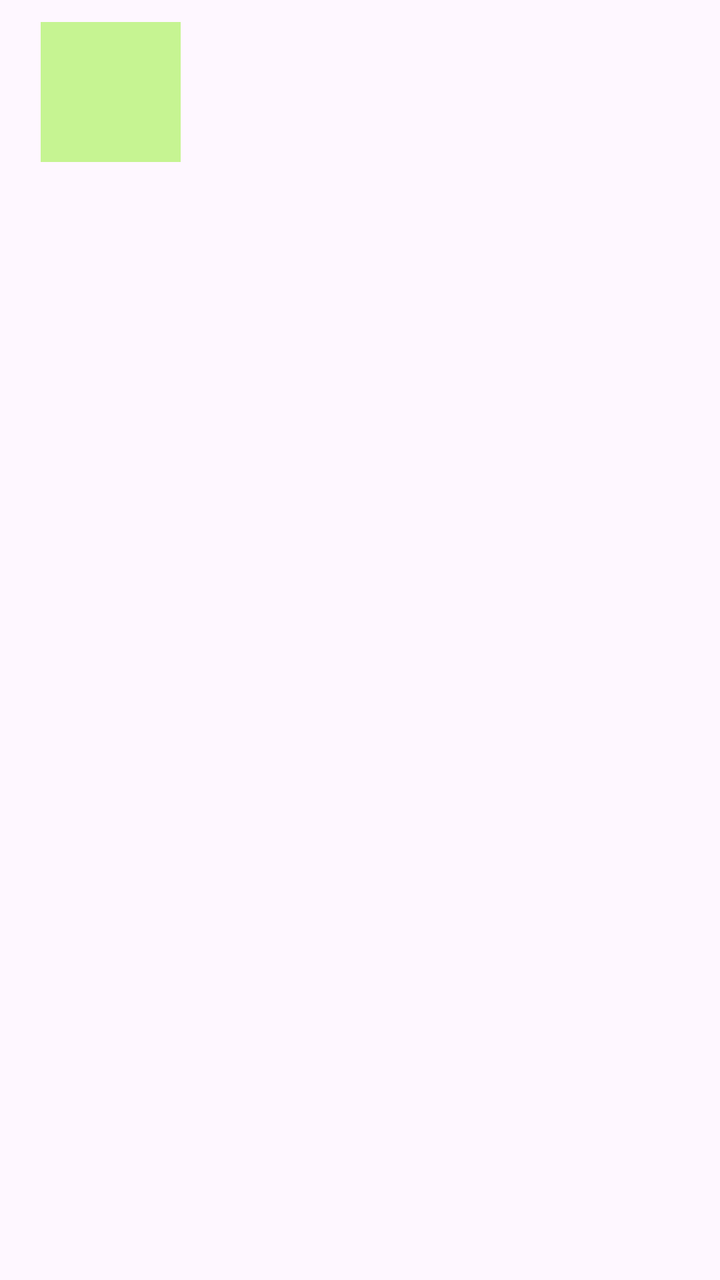
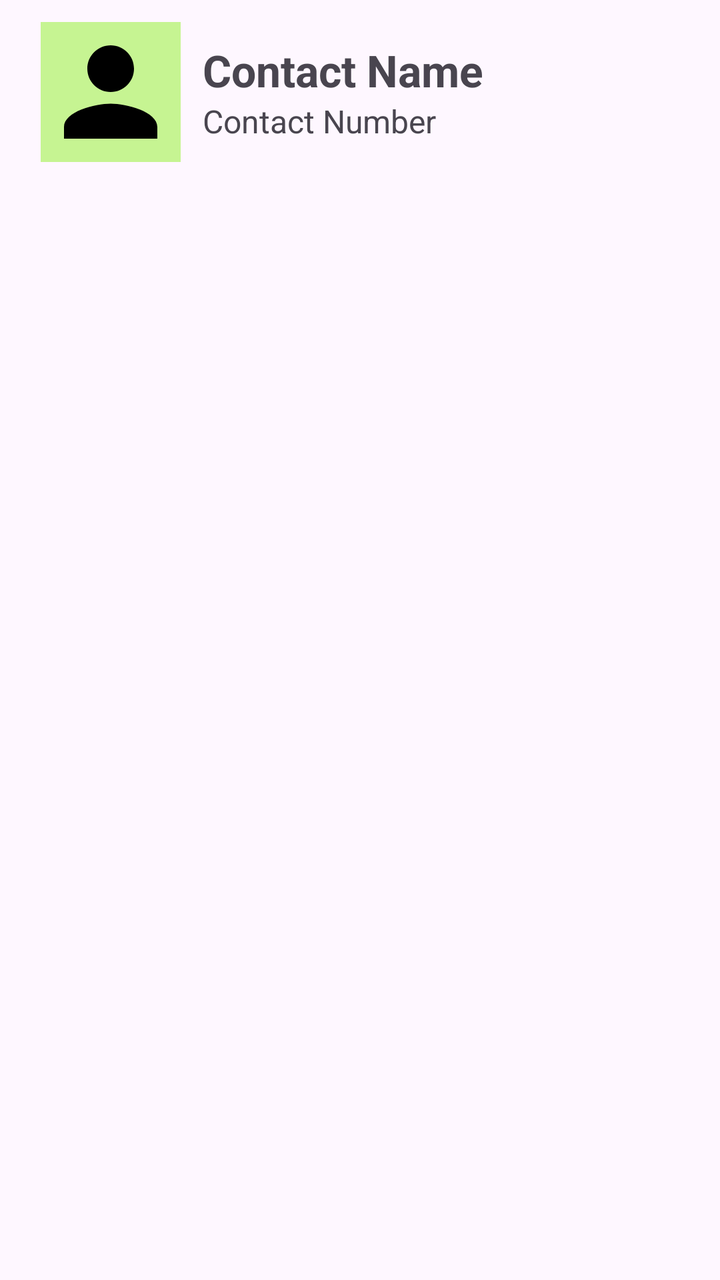

An Android layout rendered at two revisions. The XML below is the earlier revision; the diff shows what the commit changed to produce the second picture.
<!-- AndroidManifest.xml: application theme Theme.RecyclerView -->
<!-- res/layout/contact_row.xml -->
<?xml version="1.0" encoding="utf-8"?>
<LinearLayout xmlns:android="http://schemas.android.com/apk/res/android"
    android:layout_width="match_parent"
    android:layout_height="wrap_content"
    xmlns:app="http://schemas.android.com/apk/res-auto"
    android:gravity="top">

    <androidx.cardview.widget.CardView
        android:layout_width="wrap_content"
        android:layout_height="wrap_content"
        app:cardUseCompatPadding="true"
        app:cardCornerRadius="8dp"
        />


    <LinearLayout
        android:layout_width="match_parent"
        android:layout_height="wrap_content"
        android:gravity="center_vertical"
        android:id="@+id/llRow"
        android:padding="11dp">
        
        <ImageView
            android:id="@+id/imgContact"
            android:layout_width="70dp"
            android:layout_height="70dp"
            android:background="#C6F492"
            android:contentDescription="Contact Image"
            >

        </ImageView>

    </LinearLayout>

</LinearLayout>
<!-- resources referenced by this layout -->
<resources>
  <style name="Theme.RecyclerView" parent="Base.Theme.RecyclerView" />
  <style name="Base.Theme.RecyclerView" parent="Theme.Material3.DayNight.NoActionBar">
          
          
      </style>
</resources>

<!-- the commit's change to res/layout/contact_row.xml (unified diff, before → after) -->
@@ -26,9 +26,30 @@
             android:layout_height="70dp"
             android:background="#C6F492"
             android:contentDescription="Contact Image"
-            >
+            android:src="@drawable/baseline_person_24"/>
 
-        </ImageView>
+        <LinearLayout
+            android:layout_width="match_parent"
+            android:layout_height="wrap_content"
+            android:layout_marginLeft="11dp"
+            android:layout_marginStart="11dp"
+            android:orientation="vertical">
+
+            <TextView
+                android:layout_width="match_parent"
+                android:layout_height="wrap_content"
+                android:id="@+id/txtName"
+                android:text="Contact Name"
+                android:textSize="22sp"
+                android:textStyle="bold"/>
+
+            <TextView
+                android:layout_width="match_parent"
+                android:layout_height="wrap_content"
+                android:id="@+id/txtNumber"
+                android:textSize="16sp"
+                android:text="Contact Number"/>
+        </LinearLayout>
 
     </LinearLayout>
 
<!-- resource entries referenced after the edit -->
@@ -1,5 +1,11 @@
 <!-- resources referenced by this layout -->
 <resources>
+  <!-- drawable baseline_person_24 (drawable) -->
+  <vector xmlns:android="http://schemas.android.com/apk/res/android" android:height="24dp" android:tint="#000000" android:viewportHeight="24" android:viewportWidth="24" android:width="24dp">
+        
+      <path android:fillColor="@android:color/white" android:pathData="M12,12c2.21,0 4,-1.79 4,-4s-1.79,-4 -4,-4 -4,1.79 -4,4 1.79,4 4,4zM12,14c-2.67,0 -8,1.34 -8,4v2h16v-2c0,-2.66 -5.33,-4 -8,-4z"/>
+      
+  </vector>
   <style name="Theme.RecyclerView" parent="Base.Theme.RecyclerView" />
   <style name="Base.Theme.RecyclerView" parent="Theme.Material3.DayNight.NoActionBar">
           
